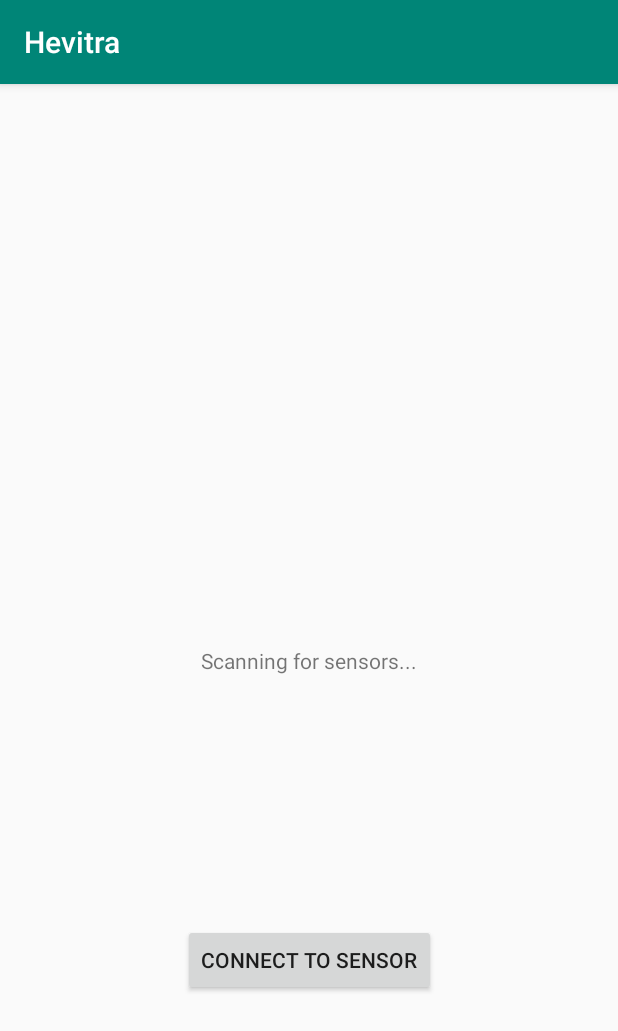
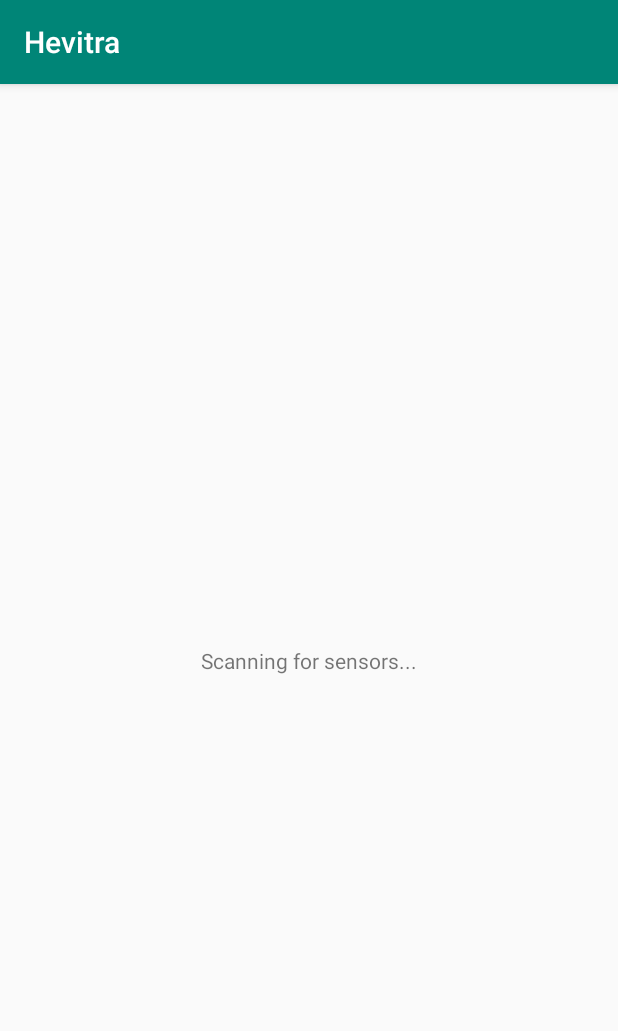
Before and after one commit to georgeshachem/hevitra, an Android app: the screen it shows after launch (MainActivity), on a phone screen of 412 x 824 dp. Shown: the top 1031 px of the screen. Run offline under Robolectric (Android 15) with nearby library versions, the phone set to English and light mode, and no system bars.

Commit message:
button starts hidden/disabled

```diff
--- a/Android/app/src/main/java/com/georgeshachem/hevitra/MainActivity.kt
+++ b/Android/app/src/main/java/com/georgeshachem/hevitra/MainActivity.kt
@@ -13,6 +13,7 @@ import android.os.Bundle
 import androidx.appcompat.app.AppCompatActivity
 import androidx.core.app.ActivityCompat
 import androidx.core.content.ContextCompat
+import androidx.core.view.isVisible
 import kotlinx.android.synthetic.main.activity_main.*
 
 
@@ -41,6 +42,7 @@ class MainActivity : AppCompatActivity() {
         setContentView(R.layout.activity_main)
 
         //start button
+        //btn_connect.isActivated = false
         btn_connect.setOnClickListener {
             val wifiConfig = WifiConfiguration()
             wifiConfig.SSID = java.lang.String.format("\"%s\"", "HevitraSensor")
@@ -72,6 +74,8 @@ class MainActivity : AppCompatActivity() {
         for (item in results) {
             if (item.SSID == "HevitraSensor"){
                 sensor_status_text.text = "A sensor has been found!"
+                btn_connect.isEnabled = true
+                btn_connect.isVisible = true
                 return
             }
         }
--- a/Android/app/src/main/res/layout/activity_main.xml
+++ b/Android/app/src/main/res/layout/activity_main.xml
@@ -20,7 +20,9 @@
         android:id="@+id/btn_connect"
         android:layout_width="wrap_content"
         android:layout_height="wrap_content"
+        android:enabled="false"
         android:text="Connect to sensor"
+        android:visibility="invisible"
         app:layout_constraintBottom_toBottomOf="parent"
         app:layout_constraintEnd_toEndOf="parent"
         app:layout_constraintStart_toStartOf="parent"
```
